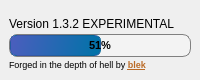
Qt form src/fakeloader.ui (b1ek/CuteSchedule) before a commit.
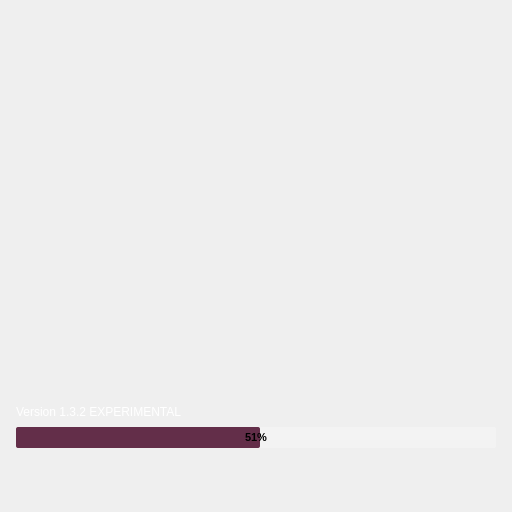
The same form after that commit. Icons and pictures are not drawn.

Diff of the .ui file:
```diff
--- a/src/fakeloader.ui
+++ b/src/fakeloader.ui
@@ -6,20 +6,20 @@
    <rect>
     <x>0</x>
     <y>0</y>
-    <width>200</width>
-    <height>80</height>
+    <width>512</width>
+    <height>512</height>
    </rect>
   </property>
   <property name="minimumSize">
    <size>
-    <width>200</width>
-    <height>80</height>
+    <width>512</width>
+    <height>512</height>
    </size>
   </property>
   <property name="maximumSize">
    <size>
-    <width>200</width>
-    <height>80</height>
+    <width>512</width>
+    <height>5125</height>
    </size>
   </property>
   <property name="windowTitle">
@@ -27,38 +27,74 @@
   </property>
   <property name="styleSheet">
    <string notr="true">QProgressBar::chunk {
-	background-color: qlineargradient(spread:pad, x1:1, y1:0.54, x2:0.006, y2:0.5, stop:0 rgba(0, 115, 168, 255), stop:1 rgba(74, 94, 189, 255));
-	border: 1px solid qlineargradient(spread:pad, x1:1, y1:0.54, x2:0.006, y2:0.5, stop:0 rgba(0, 102, 149, 255), stop:1 rgba(66, 83, 168, 255));
-	border-radius: 6px;
+	background-color: #632E49;
+	border: 1px outline gray;
+	border-radius: 2px;
 }
 QProgressBar {
-	border-radius: 8px;
-	border: 1px solid grey;
+	border-radius: 2px;
 	background-color: rgb(243, 243, 243);
+}
+#centralwidget {
+		background-color: rgba(255, 255, 255, 0);
+		background-image: url(&quot;:/load/splscr&quot;);
+		border-radius: 16px;
+		border: 3px outline black;
+}
+QLabel {
+		color: white;
 }</string>
   </property>
   <widget class="QWidget" name="centralwidget">
    <property name="minimumSize">
     <size>
-     <width>200</width>
-     <height>80</height>
+     <width>512</width>
+     <height>512</height>
     </size>
    </property>
    <property name="maximumSize">
     <size>
-     <width>200</width>
-     <height>80</height>
+     <width>512</width>
+     <height>512</height>
     </size>
    </property>
    <layout class="QVBoxLayout" name="verticalLayout">
     <property name="spacing">
-     <number>2</number>
+     <number>8</number>
+    </property>
+    <property name="leftMargin">
+     <number>16</number>
     </property>
     <property name="topMargin">
+     <number>0</number>
+    </property>
+    <property name="rightMargin">
      <number>16</number>
     </property>
+    <property name="bottomMargin">
+     <number>64</number>
+    </property>
+    <item>
+     <spacer name="verticalSpacer">
+      <property name="orientation">
+       <enum>Qt::Vertical</enum>
+      </property>
+      <property name="sizeHint" stdset="0">
+       <size>
+        <width>20</width>
+        <height>40</height>
+       </size>
+      </property>
+     </spacer>
+    </item>
     <item>
      <widget class="QLabel" name="label">
+      <property name="maximumSize">
+       <size>
+        <width>16777215</width>
+        <height>22</height>
+       </size>
+      </property>
       <property name="text">
        <string>Version 1.3.2 EXPERIMENTAL</string>
       </property>
@@ -95,36 +131,6 @@
       </property>
      </widget>
     </item>
-    <item>
-     <widget class="QLabel" name="label_3">
-      <property name="minimumSize">
-       <size>
-        <width>0</width>
-        <height>11</height>
-       </size>
-      </property>
-      <property name="maximumSize">
-       <size>
-        <width>16777215</width>
-        <height>12</height>
-       </size>
-      </property>
-      <property name="font">
-       <font>
-        <pointsize>7</pointsize>
-       </font>
-      </property>
-      <property name="lineWidth">
-       <number>0</number>
-      </property>
-      <property name="text">
-       <string>&lt;html&gt;&lt;head/&gt;&lt;body&gt;&lt;p&gt;Forged in the depth of hell by &lt;span style=&quot; font-weight:700; text-decoration: underline; color:#ba6b27;&quot;&gt;blek&lt;/span&gt;&lt;/p&gt;&lt;/body&gt;&lt;/html&gt;</string>
-      </property>
-      <property name="textFormat">
-       <enum>Qt::RichText</enum>
-      </property>
-     </widget>
-    </item>
    </layout>
   </widget>
  </widget>
```
Left out of the diff: 2 changed lines with no effect on the pictures.
